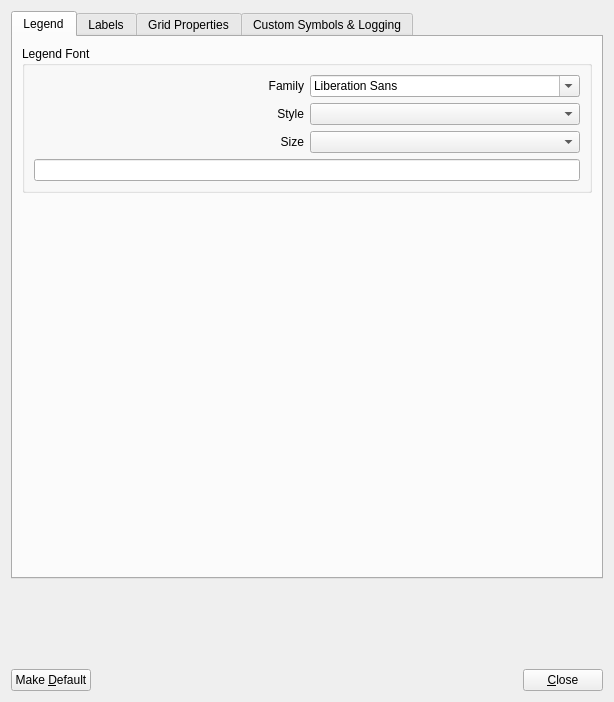
The window that sconcho/gui/ui/preferences_dialog.ui (haskelladdict/sconcho) describes before a commit, drawn with Qt 5.
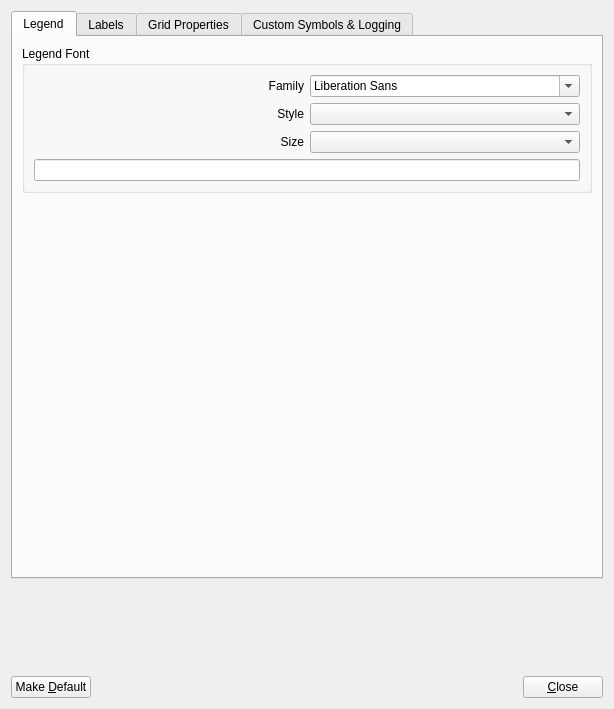
The same window after the commit.

What changed in the file:
```diff
--- a/sconcho/gui/ui/preferences_dialog.ui
+++ b/sconcho/gui/ui/preferences_dialog.ui
@@ -7,7 +7,7 @@
     <x>0</x>
     <y>0</y>
     <width>614</width>
-    <height>702</height>
+    <height>709</height>
    </rect>
   </property>
   <property name="windowTitle">
```
Left out of the diff: 15 changed lines with no effect on the pictures.
